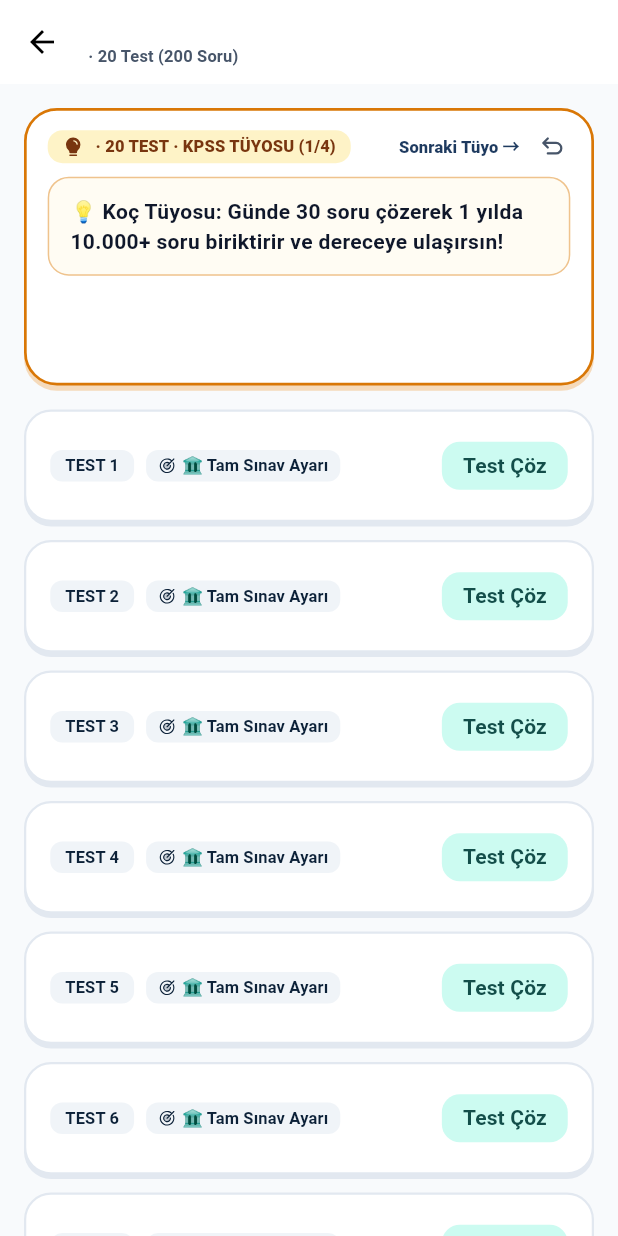
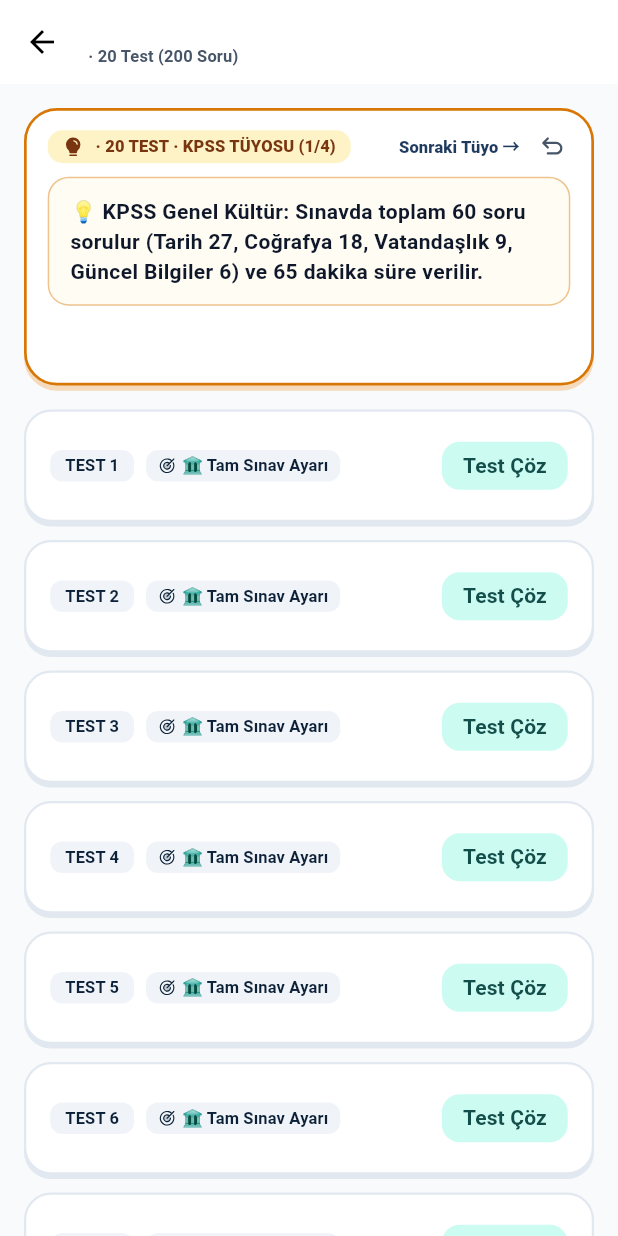
Before and after one commit to omerfarukpehlivan/kadro, a Flutter app: the TopicTestsScreen screen opened directly with empty values, after a tap on an icon or button, on a phone screen of 412 x 824 dp. Run offline on Flutter 3.47's test engine with Material 3 defaults, Android fonts, the phone set to English and light mode, and no system bars; our stand-ins replace fl_chart, flex_color_scheme, flutter_animate, flutter_local_notifications, flutter_riverpod, go_router and 6 more; missing offline and left inert: purchases_flutter; accounts and stored records are empty.

Commit message:
feat(ui): update MascotCoachBanner flip tips to show KPSS exam structure, question weights, topics, and app usage guide

```diff
--- a/lib/shared/widgets/mascot_coach_banner.dart
+++ b/lib/shared/widgets/mascot_coach_banner.dart
@@ -83,92 +83,92 @@ extension MascotMoodExtension on MascotMood {
     }
   }
 
-  /// Her moda özel 4 adet vurucu KPSS Genel Kültür tüyosu ve ezber şifresi.
+  /// Her moda özel 4 adet KPSS Sınav Formatı, Ders Soru/Konu Dağılımı ve Uygulama Kullanım Rehberi bilgisi.
   List<String> get coachTips {
     switch (this) {
       case MascotMood.coach:
         return const [
-          '💡 Koç Tüyosu: Günde 30 soru çözerek 1 yılda 10.000+ soru biriktirir ve dereceye ulaşırsın!',
-          '💡 Koç Tüyosu: Soru çözerken saat tutmak net hızını %25 artırır; turlama taktiğini ihmal etme!',
-          '💡 Koç Tüyosu: Düzenli günlük tekrar, haftada tek gün saatlerce çalışmaktan 3 kat daha kalıcıdır.',
-          '💡 Koç Tüyosu: Yanlış yaptığın her soru, gerçek sınavda kazanacağın potansiyel +1 net demektir!',
+          '💡 KPSS Genel Kültür: Sınavda toplam 60 soru sorulur (Tarih 27, Coğrafya 18, Vatandaşlık 9, Güncel Bilgiler 6) ve 65 dakika süre verilir.',
+          '💡 Puan Hesabı: KPSS\'de 4 yanlış 1 doğruyu götürür. Emin olmadığın soruları boş bırakmak netini korur.',
+          '💡 Uygulama Rehberi: Ana sayfadaki Çalışma Planlayıcı ve Pomodoro sayacı ile günlük soru ve süre hedeflerini takip edebilirsin.',
+          '💡 Çalışma Modları: Pratik sekmesinden Konu Testi, Bilgi Kartları, Yanlış Defteri ve 60 Saniyede Pençe modlarına ulaşabilirsin.',
         ];
       case MascotMood.victory:
         return const [
-          '💡 Zafer Tüyosu: Tebrikler! Başarı bir varış noktası değil, her gün tekrarlanan disiplinli bir alışkanlıktır.',
-          '💡 Zafer Tüyosu: Yüksek netin sırrı konsantrasyondur; bu tempoyu koruyarak ilk 1000 hedefine koş!',
-          '💡 Zafer Tüyosu: Zafer Karnesi ile başarına ortak ol; Instagram veya WhatsApp\'ta arkadaşlarınla paylaş!',
-          '💡 Zafer Tüyosu: Zirveye çıkmak zordur ama orada kalmak istikrar gerektirir, seriyi bırakma!',
+          '💡 Karne Rehberi: Bu ekranda çözdüğün testin Doğru, Yanlış, Boş sayılarını ve 4 yanlış 1 doğru düşülmüş gerçek KPSS Netini görürsün.',
+          '💡 Yanlış Defteri Köprüsü: Testte yanlış yaptığın sorular otomatik olarak Yanlış Defteri\'ne eklenir; oradan tekrar çözebilirsin.',
+          '💡 Zafer Karnesi Paylaşımı: Sonuç ekranındaki paylaş butonuyla 9:16 hikaye formatında net karneni oluşturup paylaşabilirsin.',
+          '💡 Kadro Ligi & XP: Tamamladığın her test ve doğru cevap sana XP kazandırır; haftalık ligde üst kademelere yükselirsin.',
         ];
       case MascotMood.detective:
         return const [
-          '💡 Dedektif Tüyosu: ÖSYM çeldiricileri genellikle en tanıdık gelen ama detayda yanıltan öncüllerdir.',
-          '💡 Dedektif Tüyosu: "Yalnızca", "her zaman", "tümü" gibi mutlak kelimeler içeren seçenekleri iki kez oku!',
-          '💡 Dedektif Tüyosu: Yanlış Defteri\'ndeki soruları aralıklı tekrarlarla çözerek kalıcı hafızaya kazı.',
-          '💡 Dedektif Tüyosu: Soru kökünün olumlu mu ("ulaşılabilir") olumsuz mu ("değildir") olduğunu mutlaka çiz!',
+          '💡 Yanlış Defteri Nasıl Çalışır?: Testlerde yanlış işaretlediğin her soru otomatik olarak bu havuza kaydedilir.',
+          '💡 Otomatik Temizleme: Yanlış Defteri\'ndeki bir soruyu tekrar çözdüğünde doğru yaparsan soru defterden otomatik olarak silinir.',
+          '💡 Ders Filtresi: Üstteki sekmelerden sadece Tarih, Coğrafya, Vatandaşlık veya Güncel Bilgiler yanlışlarını filtreleyip çözebilirsin.',
+          '💡 ÖSYM Çeldirici Tuzağı: Soru çözümlerindeki kehribar renkli uyarı kutuları, adayların en çok düştüğü yanıltıcı şıkkı açıklar.',
         ];
       case MascotMood.pro:
         return const [
-          '💡 VIP Koç Tüyosu: Kadro PRO ile internetsiz metroda veya kütüphanede çevrimdışı deneme çözebilirsin!',
-          '💡 VIP Koç Tüyosu: Detaylı ÖSYM Çeldirici Tuzağı analizi seni adayların %90\'ının önüne geçirir.',
-          '💡 VIP Koç Tüyosu: Sınırsız soru hakkıyla her gün en zayıf konudan 50 soru çözerek açığını kapat.',
-          '💡 VIP Koç Tüyosu: PRO analiz raporlarında en çok vakit kaybettiğin soru kalıplarını analiz et.',
+          '💡 Kadro PRO Avantajı: Günlük 30 soru sınırını kaldırarak tüm ders ve denemelerde sınırsız soru çözümü sağlar.',
+          '💡 Çevrimdışı (Offline) Mod: Konu testlerini ve denemeleri telefonuna indirerek internet olmadan metroda veya kütüphanede çözebilirsin.',
+          '💡 Reklamsız Deneyim: Kadro PRO üyeliği ile reklam beklemeden kesintisiz odaklanma ve detaylı çeldirici analizleri açılır.',
+          '💡 Bulut Senkronizasyonu: Tüm test geçmişin, yanlış defterin ve istatistiklerin hesabınla eşleşerek güvende tutulur.',
         ];
       case MascotMood.history:
         return const [
-          '💡 Tarih Şifresi: Islahat Fermanı\'nda gayrimüslimlere siyasi hak değil, devlet memuru olma hakkı tanınmıştır!',
-          '💡 Tarih Şifresi: İlk Türk devletlerinde kut anlayışı egemenliğin ilahi kaynaklı olduğunu gösterir; yerleşik hayatta da sürer.',
-          '💡 Tarih Şifresi: Amasya Genelgesi, Kurtuluş Savaşı\'nın amaç, gerekçe ve yöntemini belirten ilk ihtilal belgesidir.',
-          '💡 Tarih Şifresi: Lozan Barış Antlaşması\'nda çözülemeyip sonraya bırakılan tek konu Musul (Irak Sınırı) sorunudur.',
+          '💡 KPSS Tarih Ağırlığı: Genel Kültür testindeki 60 sorunun 27\'si (%45\'i) Tarih dersinden gelir; sınavın en yüksek puanlı dersidir.',
+          '💡 Konu Dağılımı (1/2): İslamiyet Öncesi (1-2 soru), İlk Türk-İslam (1-2 soru) ve Osmanlı Tarihi (9-11 soru) ilk bölümü oluşturur.',
+          '💡 Konu Dağılımı (2/2): İnkılap Tarihi / Kurtuluş Savaşı ile Atatürk İlke ve İnkılapları (~12 soru) ve Çağdaş Dünya Tarihi (3 soru) yer alır.',
+          '💡 Uygulama Yapısı: Tarih bölümü 7 ana üniteye ve kolaydan zora sıralanmış 10\'ar soruluk seviye testlerine ayrılmıştır.',
         ];
       case MascotMood.geography:
         return const [
-          '💡 Coğrafya Şifresi: Türkiye\'de dağlar doğu-batı uzanışlı olduğu için kuzey-güney ulaşımında geçitler kullanılır.',
-          '💡 Coğrafya Şifresi: Gerçek alan ile izdüşüm alan arasındaki farkın en fazla olduğu bölge Doğu Anadolu, en az Marmara\'dır.',
-          '💡 Coğrafya Şifresi: Türkiye\'de falezler en çok dağların denize paralel uzandığı Doğu Karadeniz ve Batı Akdeniz\'dedir.',
-          '💡 Coğrafya Şifresi: Karstik göller ve aşınım şekilleri en yoğun Akdeniz (Teke ve Taşeli platoları) bölgesindedir.',
+          '💡 KPSS Coğrafya Ağırlığı: Genel Kültür testindeki 60 sorunun 18\'i (%30\'u) Coğrafya dersinden sorulmaktadır.',
+          '💡 Fiziki Coğrafya Konuları: Türkiye\'nin Coğrafi Konumu, Yer Şekilleri, İklimi, Su-Toprak-Bitki varlığı (~7-8 soru) ilk kısmı oluşturur.',
+          '💡 Beşeri & Ekonomik Konular: Türkiye\'de Nüfus ve Yerleşme (~3 soru) ile Tarım, Hayvancılık, Madenler, Sanayi ve Ulaşım (~7-8 soru) yer alır.',
+          '💡 Uygulama Yapısı: Coğrafya yol haritasındaki 6 konunun tamamındaki testleri bitirdiğinde konu kartına yeşil onay işareti eklenir.',
         ];
       case MascotMood.citizenship:
         return const [
-          '💡 Vatandaşlık Şifresi: 1982 Anayasası\'na göre kanun teklif etmeye milletvekilleri yetkilidir; Cumhurbaşkanı bütçe hariç teklif veremez.',
-          '💡 Vatandaşlık Şifresi: Anayasa Mahkemesi 15 üyeden oluşur; 12 üyeyi Cumhurbaşkanı, 3 üyeyi TBMM seçer.',
-          '💡 Vatandaşlık Şifresi: Yönetmelikleri Cumhurbaşkanı, bakanlıklar ve kamu tüzel kişileri çıkarabilir.',
-          '💡 Vatandaşlık Şifresi: Memurlukta adaylık süresi en az 1 yıl, en çok 2 yıldır; adaylık süresinde başka kuruma nakil yapılamaz.',
+          '💡 KPSS Vatandaşlık Ağırlığı: Genel Kültür testindeki 60 sorunun 9\'u (%15\'i) Vatandaşlık (Anayasa) dersinden gelir.',
+          '💡 Konu Dağılımı: Temel Hukuk Kavramları (2-3 soru), 1982 Anayasası, Temel Haklar, Yasama, Yürütme ve Yargı (4-5 soru) sorulur.',
+          '💡 İdare Hukuku: Vatandaşlık testinin son 2-3 sorusu İdare Hukuku (Merkezi/Yerinden Yönetim ve Memurluk) konularından çıkar.',
+          '💡 Uygulama Yapısı: Bu bölümdeki 6 konuyu sırayla çözebilir, karıştırdığın kavramları Pratik sekmesindeki Bilgi Kartları ile tekrar edebilirsin.',
         ];
       case MascotMood.current:
         return const [
-          '💡 Güncel Bilgiler: UNESCO Dünya Mirası Listesi\'ndeki en son Türk kültür ve tabiat varlıklarını sınav öncesi mutlaka gözden geçir.',
-          '💡 Güncel Bilgiler: Türkiye\'nin üye olduğu uluslararası kuruluşlar (NATO, BM, G20, Türk Devletleri Teşkilatı) her yıl soru getirir.',
-          '💡 Güncel Bilgiler: Nobel ödülleri, uzay misyonları ve uluslararası spor başarıları son 1 yılın en sıcak konularıdır.',
-          '💡 Güncel Bilgiler: Türkiye\'nin milli teknoloji hamlesi projeleri (Togg, KAAN, TCG Anadolu) potansiyel sınav sorularıdır.',
+          '💡 KPSS Güncel Bilgiler Ağırlığı: Genel Kültür testinin son 6 sorusu (%10\'u) Güncel Bilgiler ve Sosyoekonomik Gelişmelerden oluşur.',
+          '💡 Kapsam (1/2): Türkiye ve Dünya Gündemi, Uluslararası Kuruluşlar (BM, NATO, Türk Devletleri Teşkilatı) ve Zirveler sorulur.',
+          '💡 Kapsam (2/2): Kültür, Sanat, Edebiyat, Bilim-Teknoloji hamleleri, UNESCO Miras Listesi ve Olimpiyat/Spor başarıları yer alır.',
+          '💡 Uygulama Yapısı: Güncel Bilgiler bölümü 6 alt başlıktan oluşur; hızlı tekrar için Bilgi Kartları modunu da kullanabilirsin.',
         ];
       case MascotMood.practice:
         return const [
-          '💡 Pratik Tüyosu: Farklı modları harmanla: Önce hap kartlarla oku, sonra konu testi çöz, en son blitz ile hızlan!',
-          '💡 Pratik Tüyosu: 60 Saniyede Pençe antrenmanı, zihindeki tereddütleri siler ve sınavdaki refleks karar hızını ikiye katlar.',
-          '💡 Pratik Tüyosu: Kavram Eşleştirme tahtası, Tarih antlaşmaları ve Coğrafya madenlerini ezberlemenin en pratik yoludur.',
-          '💡 Pratik Tüyosu: Yanlış defterini her pazar temizlemeyi rutin haline getir; netlerin hızla tırmansın!',
+          '💡 Antrenman Sahası: Bu ekranda klasik test dışında 6 farklı interaktif çalışma ve tekrar aracına tek merkezden erişebilirsin.',
+          '💡 Bilgi Kartları & Eşleştirme: Hap bilgileri ön/arka kartlarla ezberleyebilir veya Kavram Eşleştirme tahtasında terimleri eşleştirebilirsin.',
+          '💡 60 Saniyede Pençe & Çeldirici Avı: 60 saniyelik Doğru/Yanlış düellosu ile hız kazanabilir, ÖSYM Tuzak Soruları ile çeldiricileri öğrenebilirsin.',
+          '💡 Pomodoro & Sınav Sayacı: En alttaki sayaç kartından KPSS geri sayımını takip edebilir ve dikey/yatay masa saatiyle odaklanabilirsin.',
         ];
       case MascotMood.exam:
         return const [
-          '💡 Deneme Tüyosu: Genel Kültür 60 soru için 65 dakikadır; soru başına ortalama 65 saniye hedefin olsun.',
-          '💡 Deneme Tüyosu: Turlama Taktiği: İlk turda sadece kesin bildiklerini çöz, şüphelilere işaret koyup ikinci turda dön!',
-          '💡 Deneme Tüyosu: 4 yanlış 1 doğruyu götürür; iki şık arasında kalmadığın sürece kesinlikle tahminle işaretleme yapma!',
-          '💡 Deneme Tüyosu: Deneme biter bitmez hemen boş ve yanlışlarını incele; denemenin asıl faydası karne analizindedir.',
+          '💡 KPSS Genel Kültür Provası: Gerçek sınavda 60 soru (27 Tarih, 18 Coğrafya, 9 Vatandaşlık, 6 Güncel) için 65 dakika süre verilir.',
+          '💡 Süreli Deneme Motoru: Denemeyi başlattığında üstte geri sayım sayacı çalışır ve bitirdiğinde 4 yanlış 1 doğru net hesabın çıkarılır.',
+          '💡 Kamp & Mola Denemeleri: Tam 65 dakikalık Türkiye Geneli prova dışında 30 soruluk Kamp veya 15 soruluk Hızlı Mola denemesi çözebilirsin.',
+          '💡 Çözülen Deneme Takibi: Bitirdiğin denemelerin üzerinde son yaptığın net puanı yazar; dilediğin zaman "Denemeyi Tekrar Çöz" diyebilirsin.',
         ];
       case MascotMood.analyst:
         return const [
-          '💡 Analiz Tüyosu: Netlerin plato çizdiğinde en zayıf dersine odaklanıp oradan 10\'ar soruluk mikro testler çöz.',
-          '💡 Analiz Tüyosu: KPSS Lisans\'ta Tarih (%45) ve Coğrafya (%30) Genel Kültür puanının %75\'ini belirler; öncelik ver.',
-          '💡 Analiz Tüyosu: Soru başına çözüm süren 50 saniyenin altındaysa harika hızdasın; doğruluğu korumaya dikkat et.',
-          '💡 Analiz Tüyosu: Haftalık Kadro Ligi\'nde üst sıralara tırmanmak için her gün en az 1 test çözerek çarpanını koru.',
+          '💡 İstatistik & Analiz: Bu ekranda çözdüğün tüm soruların ders bazlı doğruluk oranlarını ve soru başına ortalama çözüm süreni görürsün.',
+          '💡 Ders Ustalık Seviyesi: Başarı oranına göre derslerin "Kritik (<%50)", "Gelişiyor (%50-79)" ve "Usta (%80+)" olarak sınıflandırılır.',
+          '💡 Çözülen Testler Arşivi: Daha önce tamamladığın tüm testlerin tarih, doğru/yanlış ve net geçmişini buradan inceleyebilirsin.',
+          '💡 Kadro Ligi & Rozetler: Topladığın XP puanlarıyla Bronz, Gümüş, Altın ve Müsteşar Ligi kademelerinde sıralamanı takip edebilirsin.',
         ];
       case MascotMood.streak:
         return const [
-          '💡 Seri Canavarı: Seri (streak) ateşi yanarken öğrenme motivasyonu zirvededir; zinciri asla kırma!',
-          '💡 Seri Canavarı: Günde sadece 5 soru bile çözsen serin korunur; yorgun günlerde bile en azından 1 mini test çöz.',
-          '💡 Seri Canavarı: 7 günlük kesintisiz seri tamamladığında Kadro Ligi\'nde +50 bonus XP kazanırsın!',
-          '💡 Seri Canavarı: Başarı her gün tekrarlanan küçük adımların toplamıdır; serin senin disiplin kalkanındır!',
+          '💡 Günlük Seri (Streak) Nedir?: Uygulamada her gün en az 1 soru çözdüğünde günlük çalışma serin kesintisiz olarak artar.',
+          '💡 Günlük Soru Hedefi: Profil ekranından günlük soru hedefini (30, 50 veya 100 soru) kendi çalışma tempona göre değiştirebilirsin.',
+          '💡 Görev Hatırlatıcıları: Ana sayfadaki hatırlatıcı kartı, o gün kalan soru sayını ve bekleyen çalışma planı görevlerini özetler.',
+          '💡 Zayıf Konu Tespiti: Uygulama en çok yanlış yaptığın dersi otomatik tespit eder ve ana sayfada 10 soruluk güçlendirme testi sunar.',
         ];
     }
   }
```
